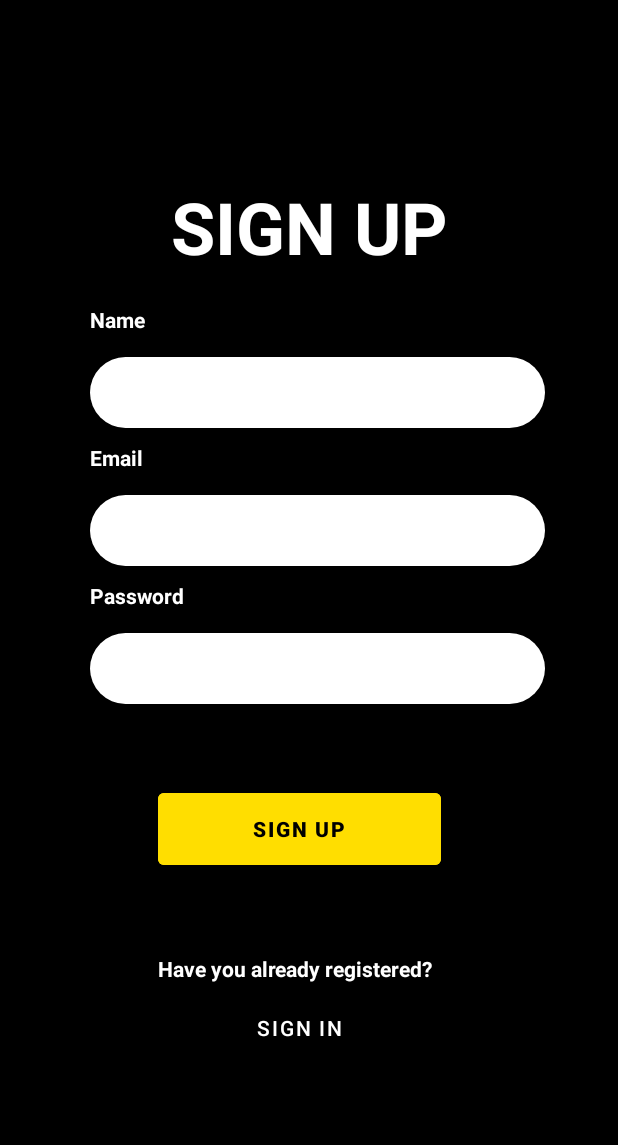
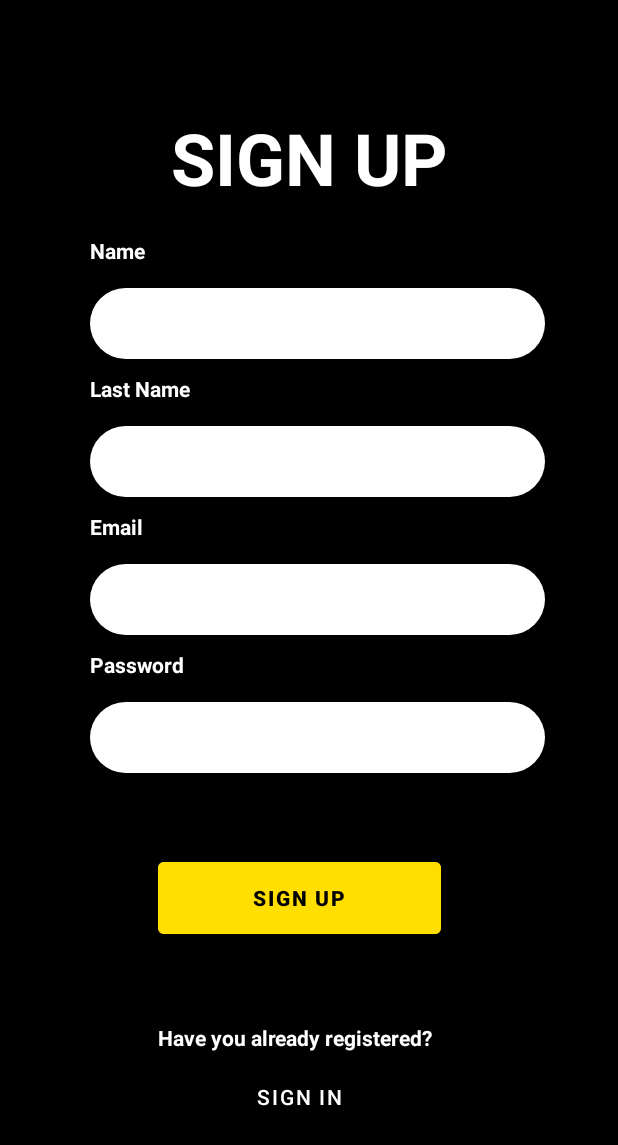
Before and after one commit to BrunoLujan/Faketagram-Frontend, an Android app: the screen it shows after launch (SignUp), after a tap on "REGISTER NOW", on a phone screen of 412 x 824 dp. Shown: the top 1145 px of the screen. Run offline under Robolectric (Android 15) with nearby library versions, the phone set to English and light mode, and no system bars.

Commit message:
Implementación de alidación de campos vacíos en login y signUp

```diff
--- a/app/src/main/java/com/example/faketagram_app/MainActivity.java
+++ b/app/src/main/java/com/example/faketagram_app/MainActivity.java
@@ -63,8 +63,4 @@ public class MainActivity extends AppCompatActivity {
                 || super.onSupportNavigateUp();
     }
 
-    @Override
-    public void onBackPressed() {
-
-    }
 }
--- a/app/src/main/java/com/example/faketagram_app/SignIn.java
+++ b/app/src/main/java/com/example/faketagram_app/SignIn.java
@@ -4,38 +4,61 @@ import androidx.appcompat.app.AppCompatActivity;
 
 import android.content.Intent;
 import android.os.Bundle;
+import android.text.Editable;
+import android.text.TextWatcher;
 import android.view.View;
 import android.widget.Button;
+import android.widget.EditText;
+
+import com.google.android.material.textfield.TextInputEditText;
+import com.google.android.material.textfield.TextInputLayout;
 
 
 public class SignIn extends AppCompatActivity {
 
     Button btnSignIn;
     Button btnRegister;
+    EditText txtEmail, txtPassword;
 
     @Override
     protected void onCreate(Bundle savedInstanceState) {
+
         super.onCreate(savedInstanceState);
         setContentView(R.layout.activity_sign_in);
 
+        txtEmail = (EditText) findViewById(R.id.txtEmailSignIn);
+        txtPassword = (EditText) findViewById(R.id.txtPasswordSignIn);
         btnSignIn = (Button) findViewById(R.id.btnSignIn);
         btnSignIn.setOnClickListener(new View.OnClickListener() {
+
             @Override
             public void onClick(View view) {
                 Intent intent = new Intent(SignIn.this, MainActivity.class);
-                startActivity(intent);
+                if (validate()){
+                    startActivity(intent);
+                }
             }
         });
 
         btnRegister = (Button) findViewById(R.id.btnRegister);
         btnRegister.setOnClickListener(new View.OnClickListener() {
+
             @Override
             public void onClick(View view) {
                 Intent intent = new Intent(SignIn.this, SignUp.class);
                 startActivity(intent);
             }
         });
+    }
 
+    private boolean validate() {
+        if(txtEmail.getText().toString().isEmpty()) {
+            return false;
+        }
 
+        if(txtPassword.getText().toString().isEmpty()) {
+            return false;
+        }
+        return true;
     }
 }
--- a/app/src/main/res/layout/activity_sign_in.xml
+++ b/app/src/main/res/layout/activity_sign_in.xml
@@ -56,7 +56,7 @@
             android:text="Password"/>
 
         <EditText
-            android:id="@+id/txtPasswordSignUp"
+            android:id="@+id/txtPasswordSignIn"
             android:layout_width="303dp"
             android:layout_height="47dp"
             android:layout_marginTop="5dp"
@@ -64,7 +64,7 @@
             android:background="@drawable/edit_text_view"
             android:ems="10"
             android:gravity="center"
-            android:inputType="text"
+            android:inputType="textPassword"
             android:maxLines="1" />
 
         <Button
--- a/app/src/main/res/layout/activity_sign_up.xml
+++ b/app/src/main/res/layout/activity_sign_up.xml
@@ -53,6 +53,27 @@
             android:layout_marginHorizontal="50dp"
             android:textColor="#FFFFFFFF"
             android:textStyle="bold"
+            android:text="Last Name"/>
+
+        <EditText
+            android:id="@+id/txtLastNameSignUp"
+            android:layout_width="303dp"
+            android:layout_height="47dp"
+            android:layout_marginTop="5dp"
+            android:layout_marginHorizontal="50dp"
+            android:background="@drawable/edit_text_view"
+            android:ems="10"
+            android:gravity="center"
+            android:inputType="text"
+            android:maxLines="1"/>
+
+        <TextView
+            android:layout_width="match_parent"
+            android:layout_height="wrap_content"
+            android:layout_marginVertical="10dp"
+            android:layout_marginHorizontal="50dp"
+            android:textColor="#FFFFFFFF"
+            android:textStyle="bold"
             android:text="Email"/>
 
         <EditText
@@ -85,8 +106,10 @@
             android:background="@drawable/edit_text_view"
             android:ems="10"
             android:gravity="center"
-            android:inputType="text"
+            android:inputType="textPassword"
             android:maxLines="1"/>
+
+
 
         <Button
             android:id="@+id/btnSignUp"
```
Also changed, not shown: app/src/main/java/com/example/faketagram_app/SignUp.java (+22 -0 lines).
